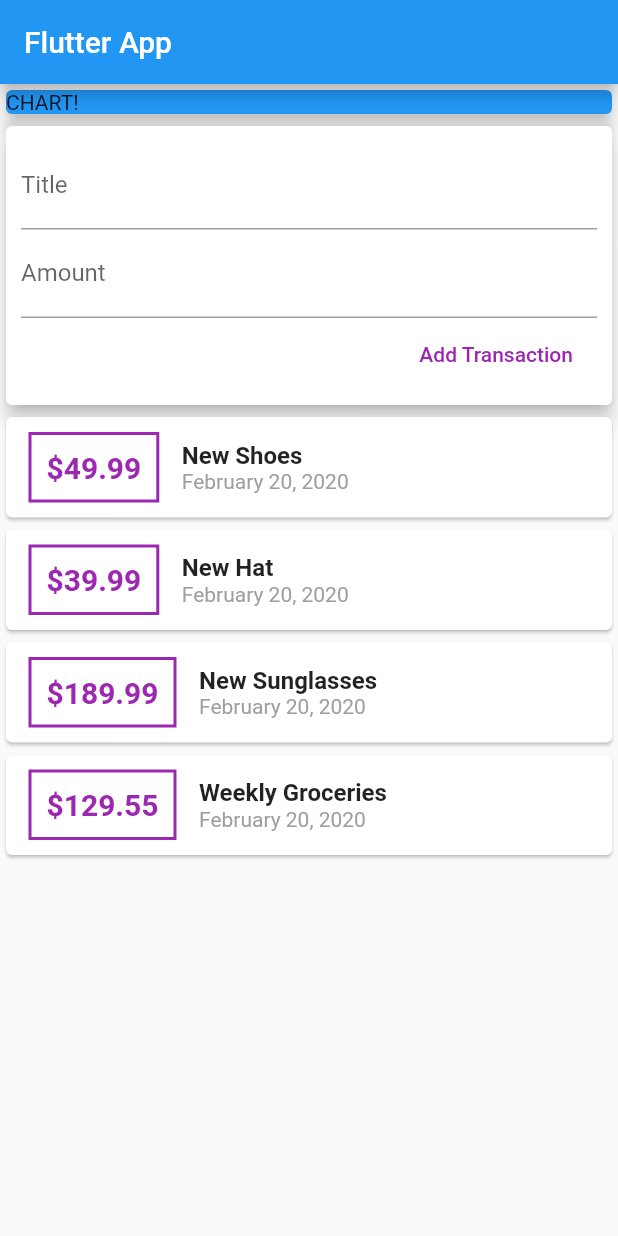
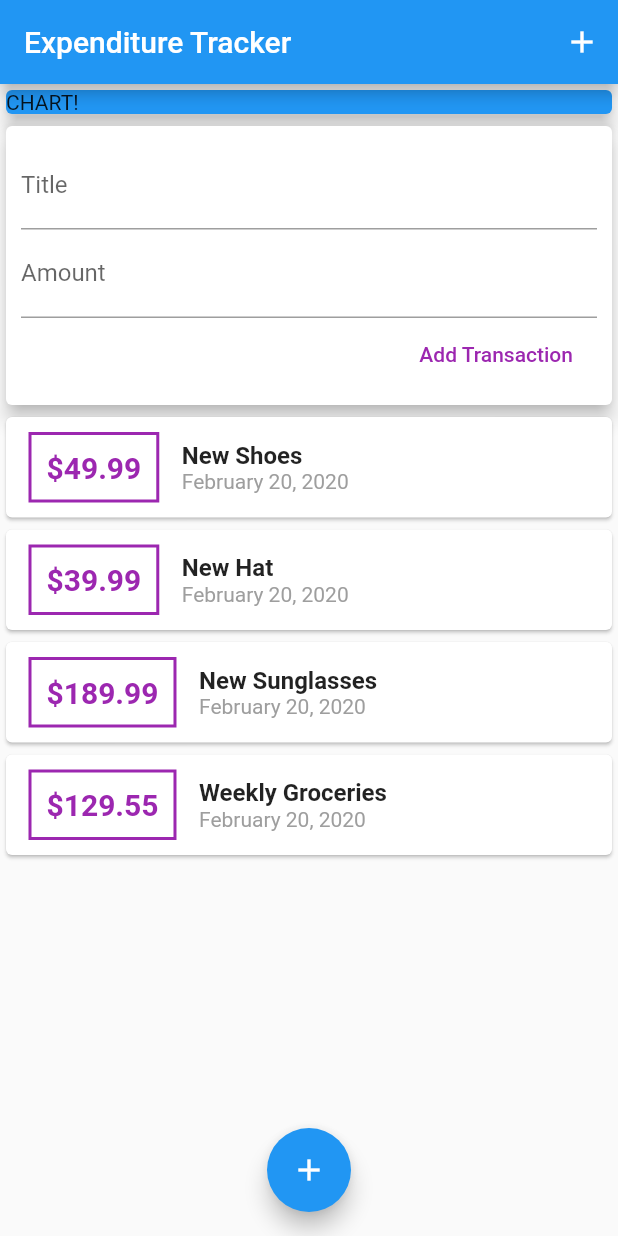
Before and after one commit to Liight/Expenditure-Tracker, a Flutter app: the screen it shows after launch, on a phone screen of 412 x 824 dp. Run offline on Flutter 3.47's test engine with Material 2 defaults, Android fonts, the phone set to English and light mode, and no system bars.

Commit message:
- appbar update - add floatingActionButton

```diff
--- a/lib/main.dart
+++ b/lib/main.dart
@@ -32,9 +32,12 @@ class MyHomePage extends StatelessWidget {
   @override
   Widget build(BuildContext context) {
     return Scaffold(
-      appBar: AppBar(
-        title: Text('Flutter App'),
+      appBar: AppBar(title: Text('Expenditure Tracker'), actions: <Widget>[
+        IconButton(
+          icon: Icon(Icons.add),
+          onPressed: () {},
         ),
+      ]),
       body: ListView(
         // mainAxisAlignment: MainAxisAlignment.spaceAround,
         // crossAxisAlignment: CrossAxisAlignment.center,
@@ -52,7 +55,11 @@ class MyHomePage extends StatelessWidget {
           UserTransactions(),
         ],
       ),
-
+      floatingActionButtonLocation: FloatingActionButtonLocation.centerFloat,
+      floatingActionButton: FloatingActionButton(
+        child: Icon(Icons.add),
+        onPressed: () {},
+      ),
     );
   }
 }
```
Lines whose indentation alone changed are shown as unchanged.
